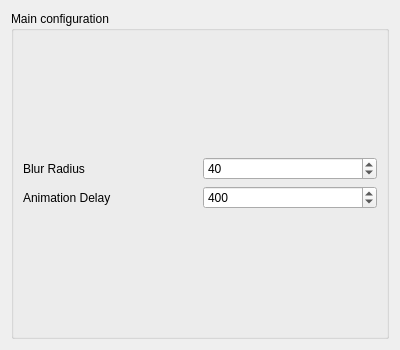
Qt form contents/ui/config.ui (a2n-off/activeblur) before a commit.
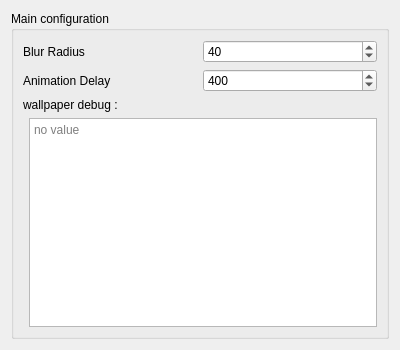
The same form after that commit. Custom widgets are drawn as their Qt base class.

Commit message: ♻️ add some debug option

The edit to the form file:
```diff
--- a/contents/ui/config.ui
+++ b/contents/ui/config.ui
@@ -81,11 +81,42 @@
         </item>
        </layout>
       </item>
+      <item>
+       <widget class="QLabel" name="label_3">
+        <property name="text">
+         <string>wallpaper debug :</string>
+        </property>
+       </widget>
+      </item>
+      <item>
+       <layout class="QHBoxLayout" name="horizontalLayout_3">
+        <item>
+         <widget class="KImageFilePreview" name="kcfg_imgDebug"/>
+        </item>
+        <item>
+         <widget class="QTextBrowser" name="kcfg_urlDebug">
+          <property name="autoFillBackground">
+           <bool>false</bool>
+          </property>
+          <property name="placeholderText">
+           <string>no value</string>
+          </property>
+         </widget>
+        </item>
+       </layout>
+      </item>
      </layout>
     </widget>
    </item>
   </layout>
  </widget>
+ <customwidgets>
+  <customwidget>
+   <class>KImageFilePreview</class>
+   <extends>QWidget</extends>
+   <header>kimagefilepreview.h</header>
+  </customwidget>
+ </customwidgets>
  <resources/>
  <connections/>
 </ui>
```
